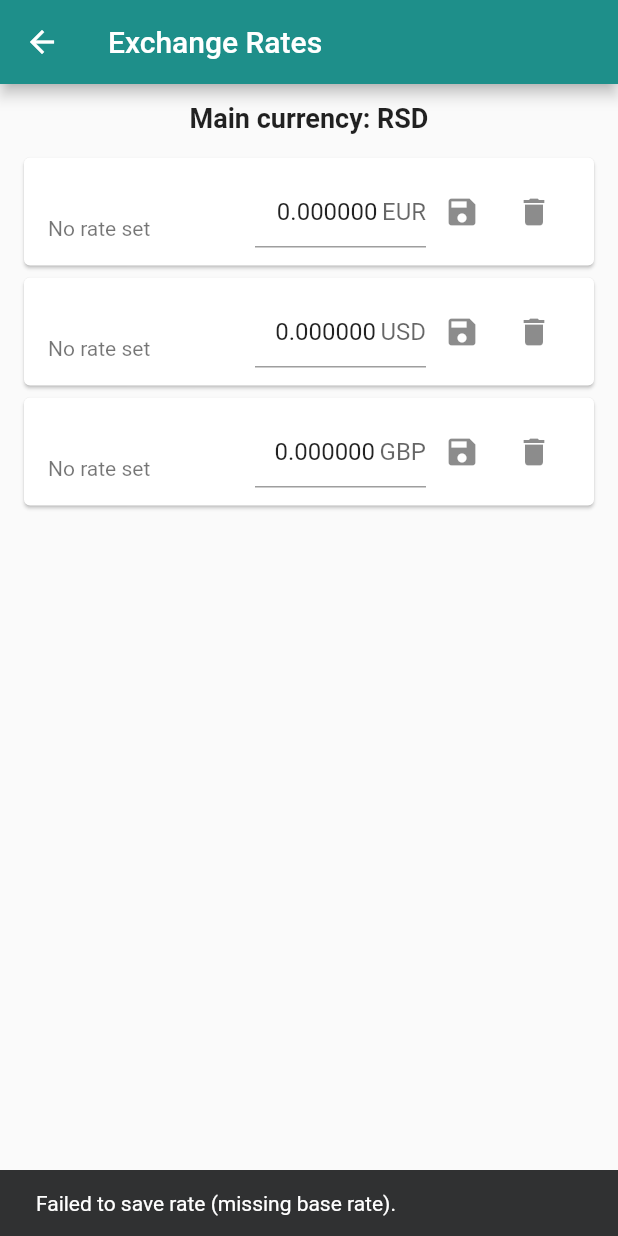
After one commit to srdjankarlo/FlutterFinanceApp, a Flutter app: the RatesPage screen opened directly, after a tap on the "save" icon, on a phone screen of 412 x 824 dp. The commit adds this screen. Run offline on Flutter 3.47's test engine with Material 3 defaults, Android fonts, the phone set to English and light mode, and no system bars; our stand-ins replace shared_preferences, sqflite; accounts and stored records are empty.

Commit message:
remove API, make rates manual

```diff
--- a/finance_app/lib/database/app_database.dart
+++ b/finance_app/lib/database/app_database.dart
@@ -2,8 +2,9 @@ import 'package:finance_app/models/finance_item_model.dart';
 import 'package:sqflite/sqflite.dart';
 import 'package:path/path.dart';
 
+import '../models/exchange_rate_model.dart';
+
 class AppDatabase {
-  // ====== SINGLETON PATTERN ======
   static final AppDatabase instance = AppDatabase._init();
   static Database? _database;
 
@@ -15,7 +16,6 @@ class AppDatabase {
     return _database!;
   }
 
-  // ====== INITIALIZATION ======
   Future<Database> _initDB(String filePath) async {
     final dbPath = await getDatabasesPath();
     final path = join(dbPath, filePath);
@@ -23,7 +23,6 @@ class AppDatabase {
       path,
       version: 1,
       onConfigure: (db) async {
-        // Enable foreign keys for cascading deletes
         await db.execute('PRAGMA foreign_keys = ON');
       },
       onCreate: _createDB,
@@ -31,7 +30,6 @@ class AppDatabase {
   }
 
   Future<void> _createDB(Database db, int version) async {
-    // === Muscles Table ===
     await db.execute('''
       CREATE TABLE finance_item (
         id INTEGER PRIMARY KEY,
@@ -50,8 +48,19 @@ class AppDatabase {
       );
     ''');
 
+    // Keep base column (we'll always store rows with base='EUR')
+    await db.execute('''
+      CREATE TABLE exchange_rates (
+        base TEXT NOT NULL,
+        target TEXT NOT NULL,
+        rate REAL NOT NULL,
+        timestamp TEXT NOT NULL,
+        PRIMARY KEY (base, target)
+      );
+    ''');
   }
 
+  // Finance item CRUD (unchanged)
   Future<int> insertItem(FinanceItemModel item) async {
     final db = await instance.database;
     return await db.insert('finance_item', item.toMap());
@@ -82,6 +91,7 @@ class AppDatabase {
     );
   }
 
+  // Categories
   Future<void> insertCategory(String name) async {
     final db = await instance.database;
     await db.insert(
@@ -97,7 +107,75 @@ class AppDatabase {
     return result.map((row) => row['name'] as String).toList();
   }
 
-  // ====== CLOSE DATABASE ======
+  // Exchange rate CRUD
+  Future<void> upsertRate(ExchangeRateModel rate) async {
+    final db = await instance.database;
+    await db.insert(
+      'exchange_rates',
+      rate.toMap(),
+      conflictAlgorithm: ConflictAlgorithm.replace,
+    );
+  }
+
+  Future<ExchangeRateModel?> getRate(String base, String target) async {
+    final db = await instance.database;
+    final result = await db.query(
+      'exchange_rates',
+      where: 'base = ? AND target = ?',
+      whereArgs: [base, target],
+      limit: 1,
+    );
+
+    if (result.isEmpty) return null;
+    return ExchangeRateModel.fromMap(result.first);
+  }
+
+  Future<List<ExchangeRateModel>> getRatesForBase(String base) async {
+    final db = await instance.database;
+    final result = await db.query(
+      'exchange_rates',
+      where: 'base = ?',
+      whereArgs: [base],
+    );
+
+    return result.map((row) => ExchangeRateModel.fromMap(row)).toList();
+  }
+
+  Future<List<ExchangeRateModel>> getAllRates() async {
+    final db = await instance.database;
+    final result = await db.query('exchange_rates');
+    return result.map((row) => ExchangeRateModel.fromMap(row)).toList();
+  }
+
+  Future<void> deleteRate(String base, String target) async {
+    final db = await instance.database;
+    await db.delete(
+      'exchange_rates',
+      where: 'base = ? AND target = ?',
+      whereArgs: [base, target],
+    );
+  }
+
+  Future<void> clearAllRates() async {
+    final db = await instance.database;
+    await db.delete('exchange_rates');
+  }
+
+  // helper for manual insert given base='EUR'
+  Future<void> upsertManualEurRate(String target, double rate) async {
+    final db = await instance.database;
+    await db.insert(
+      'exchange_rates',
+      {
+        'base': 'EUR',
+        'target': target,
+        'rate': rate,
+        'timestamp': DateTime.now().toIso8601String(),
+      },
+      conflictAlgorithm: ConflictAlgorithm.replace,
+    );
+  }
+
   Future<void> close() async {
     final db = _database;
     if (db != null) await db.close();
--- /dev/null
+++ b/finance_app/lib/models/exchange_rate_model.dart
@@ -0,0 +1,48 @@
+class ExchangeRateModel {
+  final String base; // will be 'EUR' in our design
+  final String target; // e.g. 'RSD', 'USD', 'GBP'
+  final double rate; // meaning: 1 base (EUR) = rate target
+  final DateTime timestamp;
+
+  ExchangeRateModel({
+    required this.base,
+    required this.target,
+    required this.rate,
+    required this.timestamp,
+  });
+
+  factory ExchangeRateModel.fromMap(Map<String, dynamic> map) {
+    final rateVal = map['rate'];
+    final parsedRate = rateVal is int
+        ? rateVal.toDouble()
+        : (rateVal is double ? rateVal : double.tryParse(rateVal.toString()) ?? 0.0);
+
+    final tsVal = map['timestamp'];
+    DateTime parsedTs;
+    if (tsVal == null) {
+      parsedTs = DateTime.now();
+    } else if (tsVal is String) {
+      parsedTs = DateTime.tryParse(tsVal) ?? DateTime.now();
+    } else if (tsVal is DateTime) {
+      parsedTs = tsVal;
+    } else {
+      parsedTs = DateTime.now();
+    }
+
+    return ExchangeRateModel(
+      base: map['base'] as String,
+      target: map['target'] as String,
+      rate: parsedRate,
+      timestamp: parsedTs,
+    );
+  }
+
+  Map<String, dynamic> toMap() {
+    return {
+      'base': base,
+      'target': target,
+      'rate': rate,
+      'timestamp': timestamp.toIso8601String(),
+    };
+  }
+}
--- /dev/null
+++ b/finance_app/lib/pages/rates_page.dart
@@ -0,0 +1,158 @@
+import 'package:flutter/material.dart';
+import 'package:provider/provider.dart';
+import '../providers/main_currency_provider.dart';
+import '../services/currency_conversion_service.dart';
+import '../constants/currencies.dart';
+import '../models/exchange_rate_model.dart';
+
+class RatesPage extends StatefulWidget {
+  const RatesPage({super.key});
+
+  @override
+  State<RatesPage> createState() => _RatesPageState();
+}
+
+class _RatesPageState extends State<RatesPage> {
+  final Map<String, TextEditingController> controllers = {};
+  Map<String, ExchangeRateModel> currentRates = {};
+  String mainCurrency = "";
+
+  @override
+  void initState() {
+    super.initState();
+    _loadData();
+  }
+
+  Future<void> _loadData() async {
+    mainCurrency =
+        Provider.of<MainCurrencyProvider>(context, listen: false).currency;
+
+    await CurrencyConversionService.instance.reloadRates();
+
+    final rates = <String, ExchangeRateModel>{};
+    for (var c in Currencies.all) {
+      if (c == 'EUR') continue;
+      final model =
+      await CurrencyConversionService.instance.getRateModel(c);
+      if (model != null) rates[c] = model;
+    }
+
+    setState(() {
+      currentRates = rates;
+      controllers.clear();
+      for (var c in Currencies.all) {
+        if (c == mainCurrency) continue;
+        controllers[c] = TextEditingController(
+          text: '', // will populate below asynchronously
+        );
+      }
+    });
+
+    // populate controller values asynchronously
+    for (var c in Currencies.all) {
+      if (c == mainCurrency) continue;
+      final rateValue =
+      await CurrencyConversionService.instance.getDisplayRate(mainCurrency, c);
+      controllers[c]?.text = rateValue.toStringAsFixed(6);
+    }
+  }
+
+  Future<void> _saveRate(String target) async {
+    final text = controllers[target]?.text.trim();
+    if (text == null || text.isEmpty) return;
+
+    final value = double.tryParse(text);
+    if (value == null) return;
+
+    final success = await CurrencyConversionService.instance.upsertFromMain(
+      main: mainCurrency,
+      target: target,
+      inputValue: value,
+    );
+
+    if (success) {
+      ScaffoldMessenger.of(context).showSnackBar(
+        const SnackBar(content: Text('Rate saved!')),
+      );
+      await _loadData();
+    } else {
+      ScaffoldMessenger.of(context).showSnackBar(
+        const SnackBar(
+            content: Text('Failed to save rate (missing base rate).')),
+      );
+    }
+  }
+
+  Future<void> _deleteRate(String target) async {
+    await CurrencyConversionService.instance.deleteRate(target);
+    setState(() {
+      controllers[target]?.text = '';
+      currentRates.remove(target);
+    });
+  }
+
+  @override
+  Widget build(BuildContext context) {
+    final items = Currencies.all.where((c) => c != mainCurrency).toList();
+
+    return Scaffold(
+      appBar: AppBar(title: const Text('Exchange Rates')),
+      body: Padding(
+        padding: const EdgeInsets.all(12.0),
+        child: Column(
+          children: [
+            Text('Main currency: $mainCurrency',
+                style:
+                const TextStyle(fontSize: 18, fontWeight: FontWeight.bold)),
+            const SizedBox(height: 12),
+            Expanded(
+              child: ListView.builder(
+                itemCount: items.length,
+                itemBuilder: (_, i) {
+                  final curr = items[i];
+                  final rate = currentRates[curr];
+
+                  return Card(
+                    child: ListTile(
+                      subtitle: Text(rate == null
+                          ? 'No rate set'
+                          : 'Last updated: ${rate.timestamp.toLocal().toString().split(".")[0]}'),
+                      trailing: SizedBox(
+                        width: 210,
+                        child: Row(
+                          children: [
+                            Expanded(
+                              child: TextField(
+                                controller: controllers[curr],
+                                keyboardType:
+                                const TextInputType.numberWithOptions(
+                                    decimal: true),
+                                textAlign: TextAlign.right,
+                                decoration: InputDecoration(
+                                  suffixText: curr,
+                                  hintText: 'Rate',
+                                ),
+                              ),
+                            ),
+                            IconButton(
+                              icon: const Icon(Icons.save),
+                              onPressed: () => _saveRate(curr),
+                            ),
+                            IconButton(
+                              icon: const Icon(Icons.delete),
+                              onPressed: () => _deleteRate(curr),
+                            ),
+                          ],
+                        ),
+                      ),
+                    ),
+                  );
+                },
+              ),
+            ),
+          ],
+        ),
+      ),
+    );
+  }
+}
--- a/finance_app/lib/pages/starting_page.dart
+++ b/finance_app/lib/pages/starting_page.dart
@@ -1,5 +1,6 @@
 import 'package:finance_app/pages/input_data_page.dart';
 import 'package:finance_app/pages/list_data_page.dart';
+import 'package:finance_app/pages/rates_page.dart';
 import 'package:flutter/material.dart';
 import '../widgets/settings_drawer.dart';
 
@@ -9,7 +10,8 @@ class StartingPage extends StatelessWidget {
   final List<String> menuItems = const [
     'Input',
     'Data List View',
-    'Statistics'
+    'Statistics',
+    'Rates'
   ];
 
   @override
@@ -60,6 +62,14 @@ class StartingPage extends StatelessWidget {
                     ScaffoldMessenger.of(context).showSnackBar(
                       SnackBar(content: Text('$item page not implemented yet')),
                     );
+                  } else if (item == 'Rates') {
+                    Navigator.push(
+                      context,
+                      MaterialPageRoute(builder: (context) => const RatesPage()),
+                    );
+                    // ScaffoldMessenger.of(context).showSnackBar(
+                    //   SnackBar(content: Text('$item page not implemented yet')),
+                    // );
                   }
                   else {
                     // Placeholder for other pages
--- a/finance_app/lib/providers/main_currency_provider.dart
+++ b/finance_app/lib/providers/main_currency_provider.dart
@@ -1,11 +1,16 @@
 import 'package:flutter/material.dart';
+
+import '../constants/currencies.dart';
 
 class MainCurrencyProvider extends ChangeNotifier {
   String _currency = 'RSD';
   String get currency => _currency;
 
   void setCurrency(String c) {
-    _currency = c;
-    notifyListeners();
+    if (!Currencies.all.contains(c)) return;
+    if (_currency != c) {
+      _currency = c;
+      notifyListeners();
+    }
   }
 }
--- /dev/null
+++ b/finance_app/lib/services/currency_conversion_service.dart
@@ -0,0 +1,131 @@
+import '../constants/currencies.dart';
+import '../database/app_database.dart';
+import '../models/exchange_rate_model.dart';
+
+class CurrencyConversionService {
+  // Singleton
+  static final CurrencyConversionService instance = CurrencyConversionService._init();
+  CurrencyConversionService._init();
+
+  // Internal cache: EUR -> X
+  final Map<String, ExchangeRateModel> _eurRates = {};
+  bool _loaded = false;
+
+  /// Load all EUR->X rates from database
+  Future<void> loadRates() async {
+    if (_loaded) return;
+
+    _eurRates.clear();
+    final rows = await AppDatabase.instance.getRatesForBase('EUR');
+    for (final r in rows) {
+      _eurRates[r.target] = r;
+    }
+
+    _loaded = true;
+  }
+
+  /// Force reload from database
+  Future<void> reloadRates() async {
+    _loaded = false;
+    await loadRates();
+  }
+
+  /// Convert amount from any currency to any currency using EUR as pivot
+  Future<double?> convert({
+    required double amount,
+    required String from,
+    required String to,
+  }) async {
+    await loadRates();
+    if (from == to) return amount;
+
+    final eurFrom = from == 'EUR' ? 1.0 : _eurRates[from]?.rate;
+    final eurTo = to == 'EUR' ? 1.0 : _eurRates[to]?.rate;
+
+    if (eurFrom == null || eurTo == null || eurFrom == 0) return null;
+
+    return amount * (eurTo / eurFrom);
+  }
+
+  /// Get rate to display in UI (1 MAIN = ? TARGET)
+  Future<double> getDisplayRate(String main, String target) async {
+    await loadRates();
+
+    if (main == target) return 1.0;
+
+    final eurMain = main == 'EUR' ? 1.0 : _eurRates[main]?.rate;
+    final eurTarget = target == 'EUR' ? 1.0 : _eurRates[target]?.rate;
+
+    if (eurMain == null || eurTarget == null || eurMain == 0) return 0;
+
+    return eurTarget / eurMain; // always correct
+  }
+
+  /// Save a rate from main -> target entered by user
+  /// Meaning: 1 MAIN = inputValue TARGET
+  Future<bool> upsertFromMain({
+    required String main,
+    required String target,
+    required double inputValue,
+  }) async {
+    await loadRates();
+    if (main == target) return false; // meaningless
+
+    final now = DateTime.now();
+    late ExchangeRateModel model;
+
+    if (main == 'EUR') {
+      // Direct: EUR -> target
+      model = ExchangeRateModel(
+        base: 'EUR',
+        target: target,
+        rate: inputValue,
+        timestamp: now,
+      );
+      _eurRates[target] = model;
+    } else if (target == 'EUR') {
+      // 1 MAIN = inputValue EUR => EUR->MAIN = 1/inputValue
+      if (inputValue == 0) return false;
+      model = ExchangeRateModel(
+        base: 'EUR',
+        target: main,
+        rate: 1 / inputValue,
+        timestamp: now,
+      );
+      _eurRates[main] = model;
+    } else {
+      // Both non-EUR: need EUR->MAIN
+      final eurMain = _eurRates[main]?.rate;
+      if (eurMain == null) return false;
+
+      model = ExchangeRateModel(
+        base: 'EUR',
+        target: target,
+        rate: eurMain * inputValue,
+        timestamp: now,
+      );
+      _eurRates[target] = model;
+    }
+
+    await AppDatabase.instance.upsertRate(model);
+    return true;
+  }
+
+  /// Delete EUR->target
+  Future<void> deleteRate(String target) async {
+    await AppDatabase.instance.deleteRate('EUR', target);
+    _eurRates.remove(target);
+  }
+
+  /// Get model for EUR->target
+  Future<ExchangeRateModel?> getRateModel(String target) async {
+    await loadRates();
+    return _eurRates[target];
+  }
+
+  /// Get numeric map EUR->X
+  Future<Map<String, double>> getEurRates() async {
+    await loadRates();
+    return _eurRates.map((key, value) => MapEntry(key, value.rate));
+  }
+}
--- a/finance_app/pubspec.yaml
+++ b/finance_app/pubspec.yaml
@@ -42,6 +42,8 @@ dependencies:
   sqflite: ^2.4.1
 
   intl: ^0.18.1
+
+  http: ^1.1.0
 
 dev_dependencies:
   flutter_test:
```
Also changed, not shown: finance_app/lib/models/finance_item_model.dart (+7 -1 lines), finance_app/lib/pages/list_data_page.dart (+90 -32 lines).
